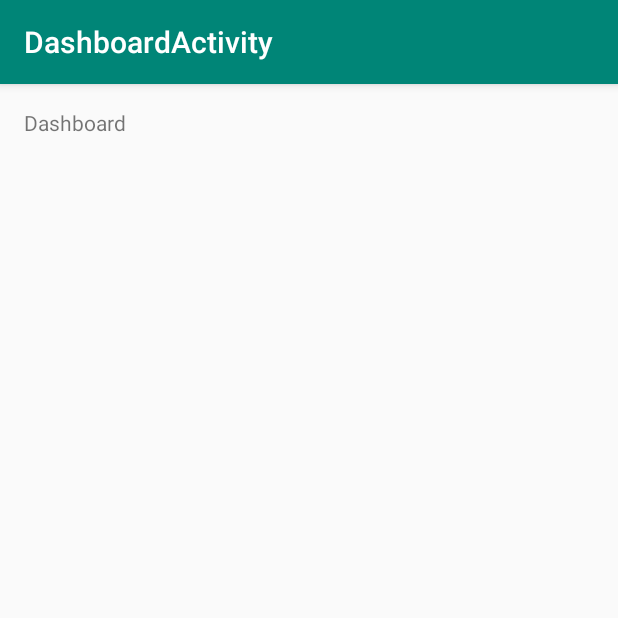
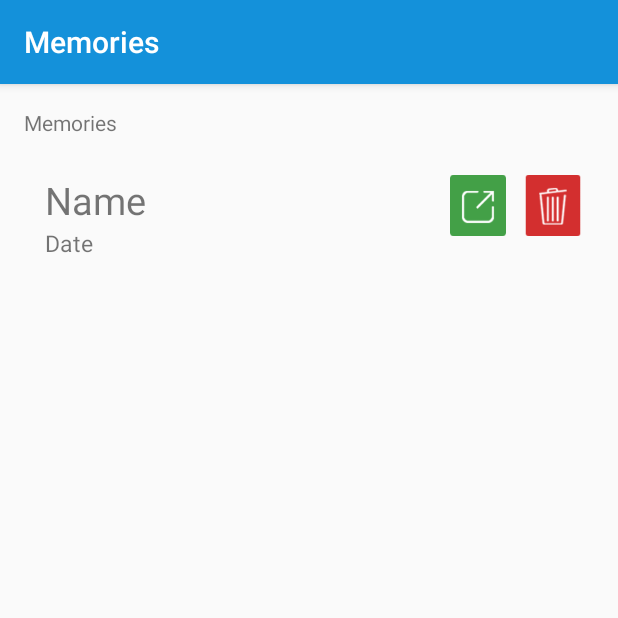
Before and after one commit to Vincent030299/Project-B, an Android app: the DashboardActivity screen opened directly, with no data from a screen before it, on a phone screen of 412 x 824 dp, the top half of it. Run offline under Robolectric (Android 15) with nearby library versions, the phone set to English and light mode, and no system bars.

Commit message:
Created the layout

```diff
--- a/app/src/main/res/layout/activity_dashboard.xml
+++ b/app/src/main/res/layout/activity_dashboard.xml
@@ -16,7 +16,64 @@
         android:layout_marginTop="@dimen/activity_vertical_margin"
         android:text="@string/title_dashboard"
         app:layout_constraintLeft_toLeftOf="parent"
-        app:layout_constraintTop_toTopOf="parent" />
+        app:layout_constraintTop_toTopOf="parent"
+        />
+
+    <TextView
+        android:id="@+id/name"
+        android:layout_width="wrap_content"
+        android:layout_height="wrap_content"
+        app:layout_constraintLeft_toLeftOf="parent"
+        app:layout_constraintTop_toTopOf="parent"
+        android:text="Name"
+        android:layout_marginStart="30dp"
+        android:layout_marginLeft="@dimen/activity_horizontal_margin"
+        android:layout_marginTop="60dp"
+        android:textSize="25dp"
+        />
+
+    <TextView
+        android:id="@+id/date"
+        android:layout_width="wrap_content"
+        android:layout_height="wrap_content"
+        app:layout_constraintLeft_toLeftOf="parent"
+        app:layout_constraintTop_toTopOf="parent"
+        android:text="Date"
+        android:layout_marginStart="30dp"
+        android:layout_marginLeft="@dimen/activity_horizontal_margin"
+        android:layout_marginTop="95dp"
+        android:textSize="15dp"
+        />
+
+    <ImageView
+        android:id="@+id/open"
+        android:layout_width="wrap_content"
+        android:layout_height="wrap_content"
+        app:layout_constraintLeft_toLeftOf="parent"
+        app:layout_constraintTop_toTopOf="parent"
+        android:src="@drawable/open_icon"
+        android:layout_marginStart="300dp"
+        android:layout_marginLeft="@dimen/activity_horizontal_margin"
+        android:layout_marginTop="60dp"
+        android:maxHeight="42dp"
+        android:scaleType="fitCenter"
+        android:adjustViewBounds="true"
+        />
+
+    <ImageView
+        android:id="@+id/delete"
+        android:layout_width="wrap_content"
+        android:layout_height="wrap_content"
+        app:layout_constraintLeft_toLeftOf="parent"
+        app:layout_constraintTop_toTopOf="parent"
+        android:src="@drawable/delete_icon"
+        android:layout_marginStart="350dp"
+        android:layout_marginLeft="@dimen/activity_horizontal_margin"
+        android:layout_marginTop="60dp"
+        android:maxHeight="42dp"
+        android:scaleType="fitCenter"
+        android:adjustViewBounds="true"
+        />
 
     <android.support.design.widget.BottomNavigationView
         android:id="@+id/navigation"
--- a/app/src/main/res/values/colors.xml
+++ b/app/src/main/res/values/colors.xml
@@ -1,8 +1,9 @@
 <?xml version="1.0" encoding="utf-8"?>
 <resources>
-    <color name="colorPrimary">#008577</color>
-    <color name="colorPrimaryDark">#00574B</color>
+    <color name="colorPrimary">#1491DA</color>
+    <color name="colorPrimaryDark">#106EA2</color>
     <color name="colorAccent">#D81B60</color>
     <color name="blueapp">#1491DA</color>
     <color name="white">#FFFFFF</color>
+    <color name="blueLightApp">#106EA2</color>
 </resources>
--- a/app/src/main/res/values/strings.xml
+++ b/app/src/main/res/values/strings.xml
@@ -6,9 +6,9 @@
     <string name="title_memories">Memories</string>
     <string name="title_settings">Settings</string>
     <string name="title_activity_settings">SettingsActivity</string>
-    <string name="title_activity_dashboard">DashboardActivity</string>
+    <string name="title_activity_dashboard">Memories</string>
     <string name="title_notifications">Notifications</string>
     <string name="hint_memory_description">Description</string>
     <string name="hint_memory_title">Title</string>
-    <string name="title_dashboard">Dashboard</string>
+    <string name="title_dashboard">Memories</string>
 </resources>
```
Also changed, not shown: app/src/main/res/drawable-v24/delete_icon.png (added), app/src/main/res/drawable-v24/open_icon.png (added).
